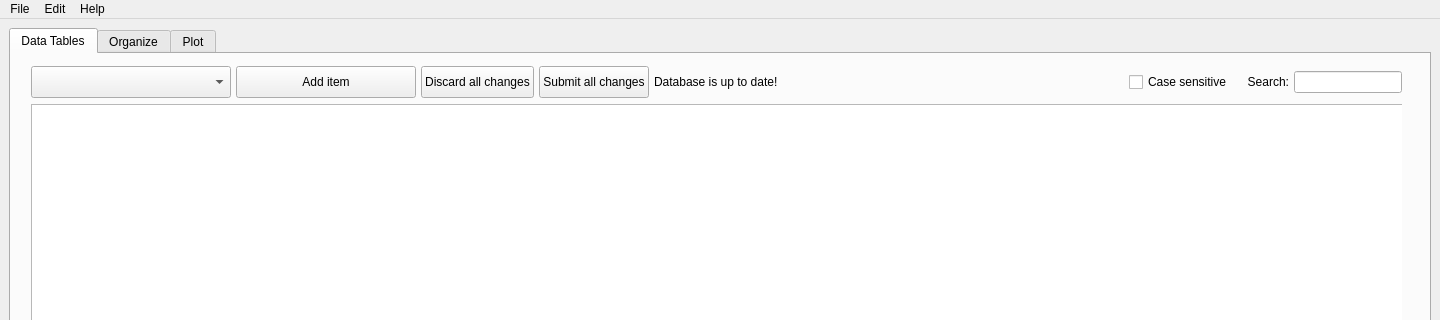
Qt form ui/GeochronMain.ui (kathrynmetcalf/GeoCORK) before a commit; both pictures show x 0 to 1440 and y 0 to 320 of the 1440 by 770 pixel window.
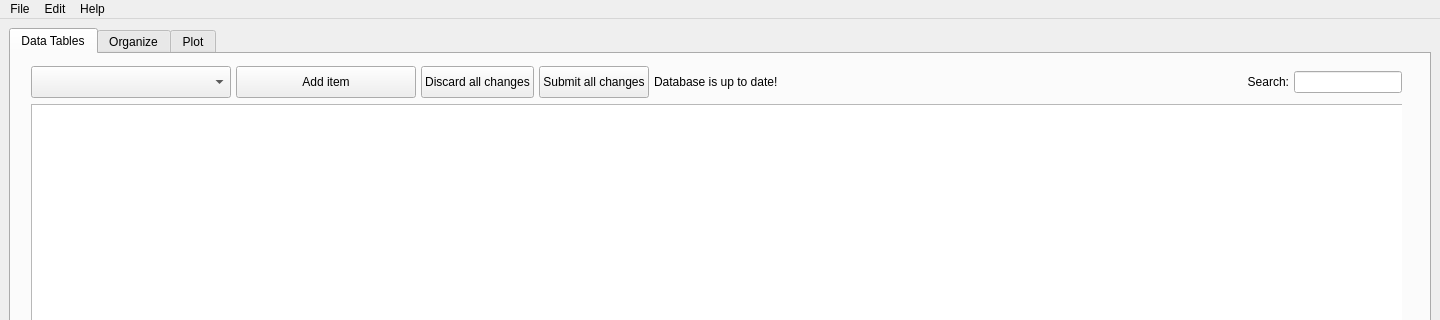
The same form after that commit. The open tabs and pages were chosen to show the change.

The edit to the form file:
```diff
--- a/ui/GeochronMain.ui
+++ b/ui/GeochronMain.ui
@@ -50,7 +50,7 @@
         </property>
         <layout class="QVBoxLayout" name="verticalLayout_3">
          <item>
-          <layout class="QHBoxLayout" name="horizontalLayout" stretch="0,0,0,0,0,0,0,0,0,0">
+          <layout class="QHBoxLayout" name="horizontalLayout" stretch="0,0,0,0,0,0,0,0">
            <property name="spacing">
             <number>5</number>
            </property>
@@ -171,29 +171,6 @@
              </property>
             </spacer>
            </item>
-           <item>
-            <widget class="QCheckBox" name="case_checkBox">
-             <property name="text">
-              <string>Case sensitive</string>
-             </property>
-            </widget>
-           </item>
-           <item>
-            <spacer name="horizontalSpacer_2">
-             <property name="orientation">
-              <enum>Qt::Horizontal</enum>
-             </property>
-             <property name="sizeType">
-              <enum>QSizePolicy::Fixed</enum>
-             </property>
-             <property name="sizeHint" stdset="0">
-              <size>
-               <width>10</width>
-               <height>20</height>
-              </size>
-             </property>
-            </spacer>
-           </item>
            <item>
             <widget class="QLabel" name="search_label">
              <property name="text">
```
Left out of the diff: 3 changed lines with no effect on the pictures.
